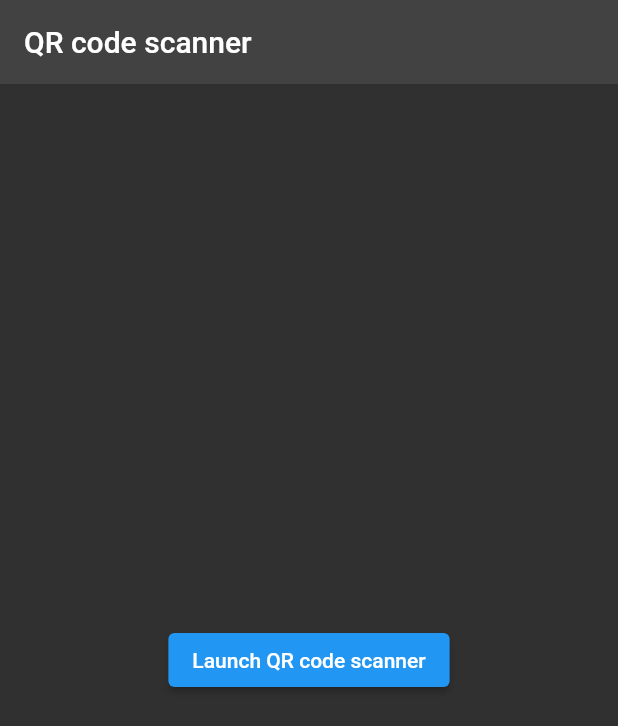
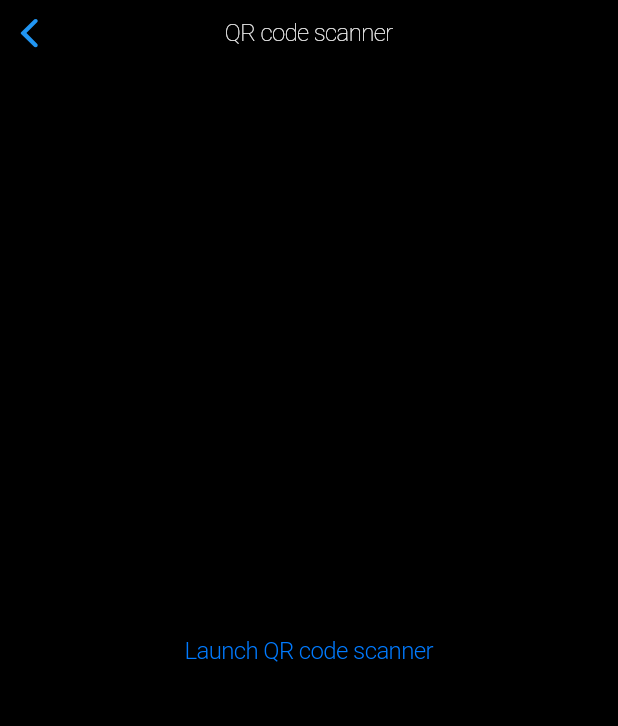
Before and after one commit to hiroyuki12/flutter_my_app2, a Flutter app: the _FirstPage screen opened directly, on a phone screen of 412 x 824 dp. Shown: the top 726 px of the screen. Run offline on Flutter 3.47's test engine with Material 2 defaults, Android fonts, the phone set to English and light mode, and no system bars; our stand-ins replace firebase_auth, firebase_core, firebase_database, flutter_signin_button, image_picker, local_auth and 2 more; missing offline and left inert: flutter_share, oauth1, qr_code_scanner, sqlite_viewer; accounts and stored records are empty.

Commit message:
Update QrCodeScanner firstPage CupertinoPage.

```diff
--- a/lib/pages/QrCodeReader/first_page_view.dart
+++ b/lib/pages/QrCodeReader/first_page_view.dart
@@ -1,8 +1,8 @@
+import 'package:flutter/cupertino.dart';
 import 'package:flutter/material.dart';
-//import 'package:flutter_qr_code_scanner/qr_code_scanner_view.dart';
-
 import 'confirm_view.dart';
 import 'qr_code_scanner_view.dart';
+import '../DarkModeColor.dart';
 
 class Const {
   static const routeFirstPage = '/home';
@@ -28,19 +28,20 @@ class FirstPageView extends StatelessWidget {
 class _FirstPage extends StatelessWidget {
   @override
   Widget build(BuildContext context) {
-    return Scaffold(
-      appBar: AppBar(
-        elevation: 0,
-        title: const Text('QR code scanner'),
+    isDarkMode = true;
+    return CupertinoPageScaffold(
+      backgroundColor: isDarkMode ? darkModeBackColor : backColor,
+      navigationBar: CupertinoNavigationBar(
+        middle: Text("QR code scanner", style: _buildTextStyle()),
+        backgroundColor: isDarkMode ? darkModeBackColor : backColor,
       ),
-      body: _buildPage(context),
+      child: _buildPage(context),
     );
   }
 
   Widget _buildPage(BuildContext context) {
     return Center(
-      child: ElevatedButton(
-        //onPressed: () async {
+      child: CupertinoButton(
         onPressed: () {
           //if (await Permission.camera.request().isGranted) {
             Navigator.pushNamed(context, Const.routeQRCodeScanner);
@@ -48,8 +49,25 @@ class _FirstPage extends StatelessWidget {
           //  await showRequestPermissionDialog(context);
           //}
         },
-        child: const Text('Launch QR code scanner'),
+        child: Text('Launch QR code scanner', style: _buttonTextStyleNoBackground),
       ),
     );
   }
 }
+
+var myTextStyle = new TextStyle();
+TextStyle _buildTextStyle() {
+  return myTextStyle = new TextStyle(
+  fontWeight: FontWeight.w100,
+  decoration: TextDecoration.none,
+  fontSize: 16,
+  color: isDarkMode ? darkModeForeColor : foreColor,
+  );
+}
+
+TextStyle _buttonTextStyleNoBackground = new TextStyle(
+  fontWeight: FontWeight.w300,
+  decoration: TextDecoration.none,
+  fontSize: 16,
+  color: CupertinoColors.activeBlue,
+);
```
